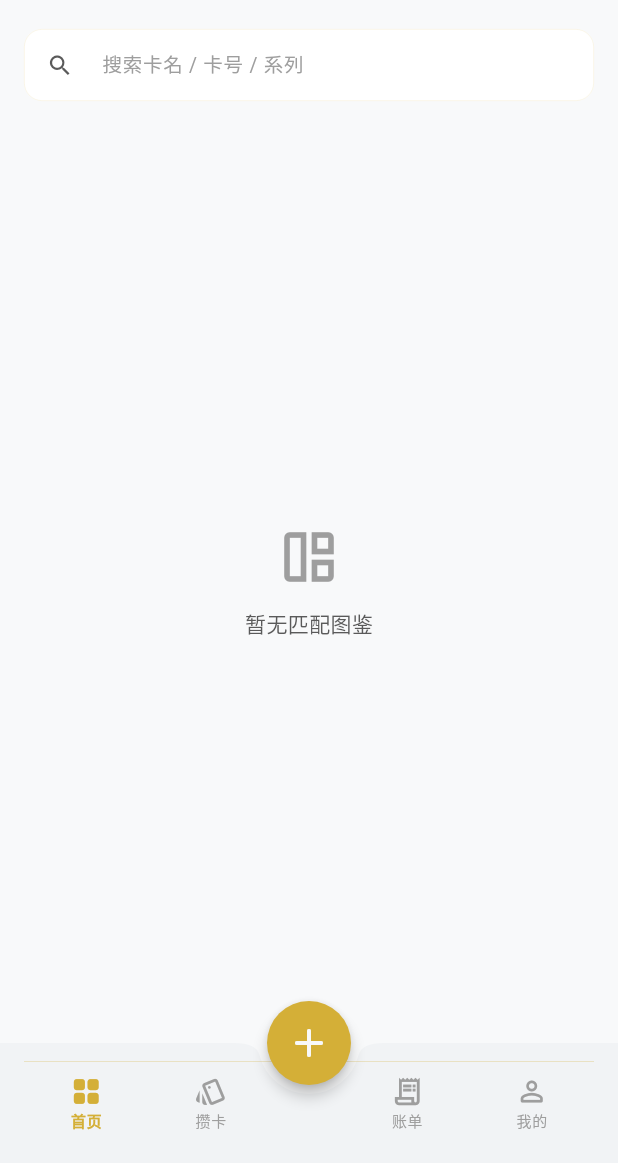
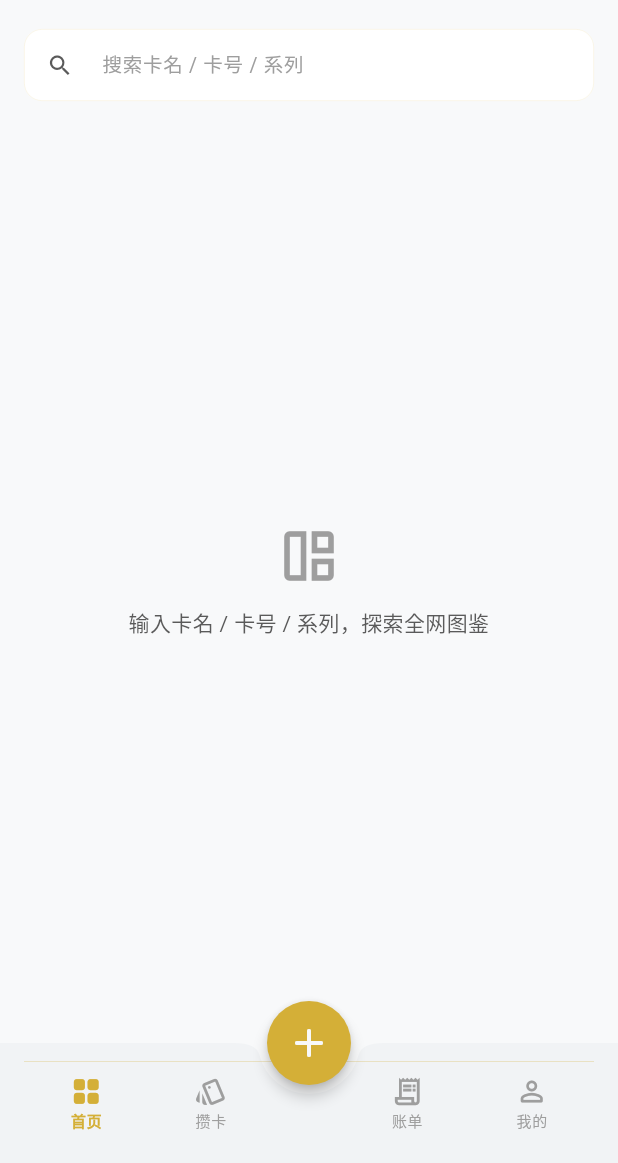
Before and after one commit to 1723485552/-app, a Flutter app: the screen it shows after launch, after a tap on "图鉴/探索", on a phone screen of 412 x 824 dp, the part 73-1236 px from its top. Run offline on Flutter 3.47's test engine with Material 3 defaults, Android fonts, the phone set to English and light mode, and no system bars; our stand-ins replace cached_network_image, dio, drift, file_picker, fl_chart, flutter_riverpod and 7 more; missing offline and left inert: google_mlkit_text_recognition; accounts and stored records are empty; generated files the repository leaves out were written again.

Commit message:
feat: 图鉴云端实时模糊搜索重构（数据服务层下沉 + 缺陷修复）
- 新增 MasterCatalogSearchService.searchMasterCatalogs()：trim 空校验、
  SupabaseConfig.isConfigured 守卫、多字段 .or().ilike() 不区分大小写联合
  模糊匹配、limit(20) 限流、try/catch(e,st) 带堆栈 debugPrint（无空 catch）
- 重构 MasterCatalogView：移除 select 不存在的 rarity 列（修复 42703 整查询
  静默失败导致图鉴永久空白）；补 ensureSupabaseInitialized() 前置；
  新增 _fetchToken 防竞态；分页 _pageSize 18→20 对齐 limit(20)；
  补全三态状态机（初始空/加载骨架屏/错误与空结果优雅 UI）
- flutter analyze 0/0/0；debug arm64 APK 构建通过

```diff
--- /dev/null
+++ b/lib/features/card_management/data/datasources/master_catalog_search_service.dart
@@ -0,0 +1,75 @@
+import 'package:flutter/foundation.dart';
+import 'package:supabase_flutter/supabase_flutter.dart';
+
+import '../../../../core/config/supabase_config.dart';
+import '../../../../services/cloud_sync_service.dart';
+
+/// 公共主图鉴（`master_catalogs`）云端实时搜索服务。
+///
+/// 与 [MasterCatalogSyncService] 共用同一份 Supabase 初始化与匿名密钥。
+/// 所有网络请求统一经 [ensureSupabaseInitialized] 守卫；任何失败（凭证缺失 /
+/// 表未建 / 网络异常）一律返回空列表并带堆栈打印，绝不抛出，
+/// 交由调用方决定 UI 表现，从而保证图鉴页永远不会因接口错误而红屏崩溃。
+class MasterCatalogSearchService {
+  const MasterCatalogSearchService._();
+
+  /// 公共主图鉴表名（需在 Supabase 后台预建）。
+  static const String _table = 'master_catalogs';
+
+  /// 单次请求最大返回行数，防止大结果集拖垮客户端内存。
+  static const int defaultLimit = 20;
+
+  /// 在公共主图鉴中做不区分大小写的联合模糊搜索。
+  ///
+  /// 覆盖 [name] / [set_name] / [card_number] 三字段。
+  /// [query] 为空或仅空白时**直接返回空列表**（防御性查询，避免无意义的远端请求）。
+  ///
+  /// [offset] / [limit] 用于分页；单次返回最多 [limit] 行。
+  static Future<List<Map<String, dynamic>>> searchMasterCatalogs(
+    String query, {
+    int offset = 0,
+    int limit = defaultLimit,
+  }) async {
+    final String trimmed = query.trim();
+    // 防御性查询：空关键词不发请求，避免对全表做无意义扫描。
+    if (trimmed.isEmpty) return const <Map<String, dynamic>>[];
+    if (!SupabaseConfig.isConfigured) {
+      debugPrint('[MasterCatalogSearch] 未配置 Supabase 凭证，跳过搜索（纯本地模式）');
+      return const <Map<String, dynamic>>[];
+    }
+    try {
+      await ensureSupabaseInitialized();
+      final SupabaseClient client = Supabase.instance.client;
+      final String like = '%$trimmed%';
+      const String columns =
+          'id, name, category, set_name, card_number, image_url, status';
+      late final List<dynamic> raw;
+      if (offset <= 0) {
+        // 首屏：显式 .limit() 限制单次最大返回行数。
+        raw = await client
+            .from(_table)
+            .select(columns)
+            .or('name.ilike.$like,set_name.ilike.$like,card_number.ilike.$like')
+            .order('updated_at', ascending: false)
+            .limit(limit);
+      } else {
+        // 翻页：用 .range() 取后续页，语义等价于每页 limit 行。
+        raw = await client
+            .from(_table)
+            .select(columns)
+            .or('name.ilike.$like,set_name.ilike.$like,card_number.ilike.$like')
+            .order('updated_at', ascending: false)
+            .range(offset, offset + limit - 1);
+      }
+      return raw.cast<Map<String, dynamic>>();
+    } on CloudBackupConfigException {
+      // 凭证未配置属预期（纯本地模式），静默降级，不抛异常。
+      debugPrint('[MasterCatalogSearch] 未配置 Supabase 凭证，跳过搜索（纯本地模式）');
+      return const <Map<String, dynamic>>[];
+    } catch (e, st) {
+      // 统一异常处理：严禁静默吞错，带堆栈打印后返回空列表。
+      debugPrint('[MasterCatalogSearch] 云端搜索失败: $e\n$st');
+      return const <Map<String, dynamic>>[];
+    }
+  }
+}
--- a/lib/features/home/presentation/pages/master_catalog_view.dart
+++ b/lib/features/home/presentation/pages/master_catalog_view.dart
@@ -2,7 +2,6 @@ import 'dart:async';
 
 import 'package:flutter/material.dart';
 import 'package:flutter_riverpod/flutter_riverpod.dart';
-import 'package:supabase_flutter/supabase_flutter.dart';
 
 import 'package:card_management/core/theme/app_colors.dart';
 import 'package:card_management/core/theme/gold_theme_extension.dart';
@@ -10,6 +9,7 @@ import 'package:card_management/core/widgets/gold_snack_bar.dart';
 import 'package:card_management/features/card_management/data/models/card_item.dart';
 import 'package:card_management/features/card_management/domain/enums/card_category.dart';
 import 'package:card_management/features/card_management/domain/repositories/card_repository.dart';
+import 'package:card_management/features/card_management/data/datasources/master_catalog_search_service.dart';
 import 'package:card_management/features/card_catalog/domain/models/catalog_item.dart';
 
 /// 全网图鉴探索页：基于 Supabase `master_catalogs` 做实时搜索与一键入盒。
@@ -28,9 +28,10 @@ class _MasterCatalogViewState extends ConsumerState<MasterCatalogView> {
   bool _hasMore = true;
   String _query = '';
   int _page = 0;
+  int _fetchToken = 0;
   Timer? _debounce;
 
-  static const int _pageSize = 18;
+  static const int _pageSize = 20;
 
   @override
   void initState() {
@@ -68,6 +69,8 @@ class _MasterCatalogViewState extends ConsumerState<MasterCatalogView> {
 
   Future<void> _refresh({bool force = false}) async {
     if (!force && _loading) return;
+    // 递增 token：后续到达的过期请求会被丢弃，避免覆盖最新一次搜索结果（防竞态）。
+    final int token = ++_fetchToken;
     setState(() {
       _loading = true;
       _page = 0;
@@ -75,36 +78,28 @@ class _MasterCatalogViewState extends ConsumerState<MasterCatalogView> {
       _items.clear();
       _query = _searchController.text.trim();
     });
-    await _fetchPage(reset: true);
+    await _fetchPage(reset: true, token: token);
   }
 
   Future<void> _loadMore() async {
     if (_loading || !_hasMore) return;
     setState(() => _loading = true);
-    await _fetchPage(reset: false);
+    await _fetchPage(reset: false, token: _fetchToken);
   }
 
-  Future<void> _fetchPage({required bool reset}) async {
+  Future<void> _fetchPage({required bool reset, required int token}) async {
     try {
-      final SupabaseClient client = Supabase.instance.client;
-      final String q = _query;
       final int from = reset ? 0 : _page * _pageSize;
-      final int to = from + _pageSize - 1;
-
-      dynamic query = client
-          .from('master_catalogs')
-          .select('id, name, category, set_name, card_number, image_url, rarity, status')
-          .order('updated_at', ascending: false)
-          .range(from, to);
-
-      if (q.isNotEmpty) {
-        final String like = '%$q%';
-        query = query.or('name.ilike.$like,card_number.ilike.$like,set_name.ilike.$like');
-      }
-
-      final List<dynamic> rows = await query;
-      final List<CatalogItem> next = rows.map<CatalogItem>((dynamic row) {
-        final Map<String, dynamic> map = Map<String, dynamic>.from(row as Map);
+      // 搜索逻辑全部下沉到数据服务层（防御性校验 / 初始化守卫 / 异常捕获均在服务内完成）。
+      final List<Map<String, dynamic>> rows =
+          await MasterCatalogSearchService.searchMasterCatalogs(
+        _query,
+        offset: from,
+        limit: _pageSize,
+      );
+      // 被更新的请求取代：丢弃本次过期结果，保证 UI 始终反映最新一次搜索。
+      if (!mounted || token != _fetchToken) return;
+      final List<CatalogItem> next = rows.map<CatalogItem>((Map<String, dynamic> map) {
         return CatalogItem(
           id: (map['id'] ?? '').toString(),
           name: (map['name'] ?? '').toString(),
@@ -112,12 +107,14 @@ class _MasterCatalogViewState extends ConsumerState<MasterCatalogView> {
           cardSet: (map['set_name'] ?? '').toString(),
           cardNumber: (map['card_number'] ?? '').toString(),
           imageUrl: (map['image_url'] ?? '').toString(),
-          rarity: (map['rarity'] ?? '').toString(),
+          // master_catalogs 当前未纳 rarity 列（历史上请求的 rarity 会触发 42703），
+          // 详情页已对空值降级为「稀有度未知」，故此处固定传空串。
+          rarity: '',
           releaseYear: 0,
         );
       }).toList();
 
-      if (!mounted) return;
+      if (!mounted || token != _fetchToken) return;
       setState(() {
         if (reset) {
           _items
@@ -130,10 +127,11 @@ class _MasterCatalogViewState extends ConsumerState<MasterCatalogView> {
         _page += 1;
         _loading = false;
       });
-    } catch (e) {
-      if (!mounted) return;
+    } catch (e, st) {
+      // 旧请求的错误不覆盖新请求的结果；统一带堆栈输出，绝不静默吞错。
+      if (!mounted || token != _fetchToken) return;
+      debugPrint('[MasterCatalogView] 云端搜索异常（已降级为空结果）: $e\n$st');
       setState(() => _loading = false);
-      debugPrint('[MasterCatalogView] search failed: $e');
     }
   }
 
@@ -206,13 +204,121 @@ class _MasterCatalogViewState extends ConsumerState<MasterCatalogView> {
             ),
           ),
           Expanded(
-            child: _loading && _items.isEmpty
-                ? const Center(
-                    child: CircularProgressIndicator(color: AppColors.goldPrimary),
-                  )
-                : _items.isEmpty
-                    ? _emptyState(context)
-                    : GridView.builder(
+            child: _buildBody(),
+          ),
+        ],
+      ),
+    );
+  }
+
+  /// 状态编排：加载中（骨架）/ 空结果（初始提示 vs 无匹配）/ 正常网格。
+  Widget _buildBody() {
+    if (_loading && _items.isEmpty) return _buildLoading();
+    if (_items.isEmpty) return _buildEmpty();
+    return _buildGrid();
+  }
+
+  /// 加载中骨架屏：顶部线性进度条 + 占位卡片网格，符合现代 App 体验。
+  Widget _buildLoading() {
+    return Column(
+      children: <Widget>[
+        const LinearProgressIndicator(
+          backgroundColor: Colors.transparent,
+          color: AppColors.goldPrimary,
+          minHeight: 2,
+        ),
+        Expanded(
+          child: GridView.builder(
+            padding: const EdgeInsets.fromLTRB(16, 16, 16, 16),
+            gridDelegate: const SliverGridDelegateWithFixedCrossAxisCount(
+              crossAxisCount: 2,
+              childAspectRatio: 0.72,
+              crossAxisSpacing: 12,
+              mainAxisSpacing: 12,
+            ),
+            itemCount: 6,
+            itemBuilder: (BuildContext context, int index) => Container(
+              decoration: BoxDecoration(
+                color: context.gold.surfaceDark,
+                borderRadius: BorderRadius.circular(14),
+                border: Border.all(color: AppColors.goldBorder, width: 0.5),
+              ),
+              child: Column(
+                crossAxisAlignment: CrossAxisAlignment.start,
+                children: <Widget>[
+                  Expanded(
+                    child: Container(
+                      decoration: BoxDecoration(
+                        color: context.gold.bgPure,
+                        borderRadius:
+                            const BorderRadius.vertical(top: Radius.circular(14)),
+                      ),
+                    ),
+                  ),
+                  const SizedBox(height: 10),
+                  Padding(
+                    padding: const EdgeInsets.symmetric(horizontal: 10),
+                    child: Container(
+                        height: 10, width: 80, color: context.gold.bgPure),
+                  ),
+                  const SizedBox(height: 8),
+                  Padding(
+                    padding: const EdgeInsets.symmetric(horizontal: 10),
+                    child: Container(
+                        height: 8, width: 56, color: context.gold.bgPure),
+                  ),
+                  const SizedBox(height: 10),
+                ],
+              ),
+            ),
+          ),
+        ),
+      ],
+    );
+  }
+
+  /// 空结果 / 初始状态：按是否曾输入关键词区分文案，给出优雅提示而非红屏。
+  Widget _buildEmpty() {
+    final bool isInitial = _query.isEmpty;
+    return Center(
+      child: Padding(
+        padding: const EdgeInsets.symmetric(horizontal: 32),
+        child: Column(
+          mainAxisAlignment: MainAxisAlignment.center,
+          children: <Widget>[
+            Icon(
+              isInitial
+                  ? Icons.auto_awesome_mosaic_outlined
+                  : Icons.search_off_outlined,
+              size: 44,
+              color: context.gold.textInactive,
+            ),
+            const SizedBox(height: 12),
+            Text(
+              isInitial
+                  ? '输入卡名 / 卡号 / 系列，探索全网图鉴'
+                  : '未找到与「$_query」相关的图鉴',
+              textAlign: TextAlign.center,
+              style: TextStyle(color: context.gold.textMuted, fontSize: 14),
+            ),
+            if (!isInitial)
+              const Padding(
+                padding: EdgeInsets.only(top: 8),
+                child: Text(
+                  '换个关键词，或检查拼写试试',
+                  textAlign: TextAlign.center,
+                  style: TextStyle(color: Colors.white24, fontSize: 12),
+                ),
+              ),
+          ],
+        ),
+      ),
+    );
+  }
+
+  /// 正常结果网格：复用滚动加载更多与底部加载指示器。
+  Widget _buildGrid() {
+    return GridView.builder(
       controller: _scrollController,
       padding: const EdgeInsets.fromLTRB(16, 0, 16, 16),
       gridDelegate: const SliverGridDelegateWithFixedCrossAxisCount(
@@ -234,24 +340,8 @@ class _MasterCatalogViewState extends ConsumerState<MasterCatalogView> {
           onAdd: () => _addToCollection(item),
         );
       },
-                      ),
-          ),
-        ],
-      ),
     );
   }
-
-  Widget _emptyState(BuildContext context) => Center(
-        child: Column(
-          mainAxisAlignment: MainAxisAlignment.center,
-          children: <Widget>[
-            Icon(Icons.auto_awesome_mosaic_outlined,
-                size: 44, color: context.gold.textInactive),
-            const SizedBox(height: 12),
-            Text('暂无匹配图鉴', style: TextStyle(color: context.gold.textMuted, fontSize: 14)),
-          ],
-        ),
-      );
 }
 
 class _CatalogTile extends StatelessWidget {
```
Lines whose indentation alone changed are shown as unchanged.
